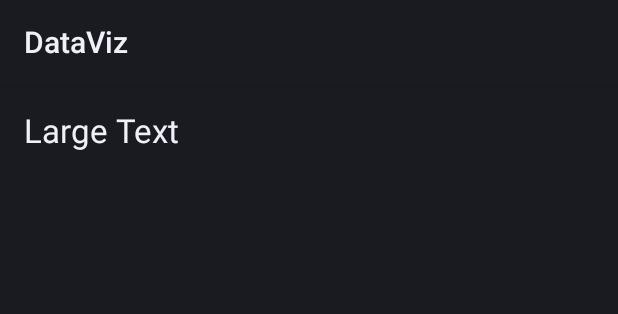
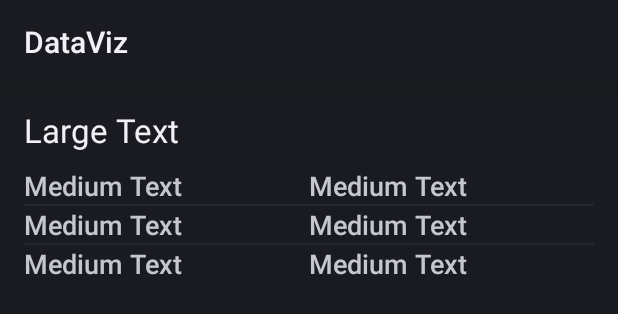
Before and after one commit to Josef123456/SEG-DataViz, an Android app: the layout activity_country_detail.xml on its own in the app's theme, with its tools: preview values and no code run, on a phone screen of 412 x 824 dp. Shown: the top 314 px of the screen. Run offline under Robolectric (Android 15) with nearby library versions, the phone set to English and light mode, and no system bars.

Commit message:
WIP on integrating the constraints for DataPointEntry & work on CountryDetailActivity

```diff
--- a/app/src/main/java/com/team1_k/project/seg/dataviz/CountrySelectionActivity.java
+++ b/app/src/main/java/com/team1_k/project/seg/dataviz/CountrySelectionActivity.java
@@ -8,6 +8,7 @@ import android.content.Intent;
 import android.content.Loader;
 import android.database.Cursor;
 import android.os.Bundle;
+import android.util.Log;
 import android.view.Menu;
 import android.view.MenuItem;
 import android.view.View;
@@ -25,6 +26,8 @@ public class CountrySelectionActivity extends Activity implements
         LoaderManager.LoaderCallbacks<Cursor>{
 
     private CursorAdapter mCountryAdapter ;
+
+    private static final String LOG_TAG = "ui.country" ;
 
     private static final int COUNTRY_LOADER = 0 ;
 
@@ -89,11 +92,13 @@ public class CountrySelectionActivity extends Activity implements
 
     @Override
     public void onLoadFinished(Loader<Cursor> cursorLoader, Cursor cursor) {
+        Log.d(LOG_TAG, "finished loading");
         mCountryAdapter.swapCursor(cursor);
     }
 
     @Override
     public void onLoaderReset(Loader<Cursor> cursorLoader) {
+        Log.d(LOG_TAG, "reset loader");
         mCountryAdapter.swapCursor(null);
     }
 }
--- a/app/src/main/java/com/team1_k/project/seg/dataviz/data/DataVizContract.java
+++ b/app/src/main/java/com/team1_k/project/seg/dataviz/data/DataVizContract.java
@@ -3,6 +3,8 @@ package com.team1_k.project.seg.dataviz.data;
 import android.content.ContentUris;
 import android.net.Uri;
 import android.provider.BaseColumns;
+
+import com.team1_k.project.seg.dataviz.model.DataPoint;
 
 /**
  * Created by alexstoick on 11/19/14.
@@ -100,7 +102,9 @@ public class DataVizContract {
                 MetricEntry.TABLE_NAME + "." + _ID,
                 MetricEntry.TABLE_NAME + "." + COLUMN_NAME,
                 MetricEntry.TABLE_NAME + "." + COLUMN_DESCRIPTION,
-                MetricEntry.TABLE_NAME + "." + COLUMN_API_ID
+                MetricEntry.TABLE_NAME + "." + COLUMN_API_ID,
+                DataPointEntry.TABLE_NAME + "." + DataPointEntry.COLUMN_YEAR,
+                DataPointEntry.TABLE_NAME + "." + DataPointEntry.COLUMN_VALUE
         } ;
 
     }
--- a/app/src/main/res/layout/activity_country_detail.xml
+++ b/app/src/main/res/layout/activity_country_detail.xml
@@ -19,8 +19,9 @@
     <ListView
         android:layout_width="wrap_content"
         android:layout_height="wrap_content"
-        android:id="@+id/listView2"
+        android:id="@+id/countryDataPointListView"
         android:layout_alignParentStart="true"
-        android:layout_below="@+id/countryName" />
+        android:layout_below="@+id/countryName"
+        tools:listitem="@layout/country_detail_data_point_view_layout" />
 
 </RelativeLayout>
--- /dev/null
+++ b/app/src/main/res/layout/country_detail_data_point_view_layout.xml
@@ -0,0 +1,23 @@
+<?xml version="1.0" encoding="utf-8"?>
+<GridLayout xmlns:android="http://schemas.android.com/apk/res/android"
+    android:orientation="vertical" android:layout_width="match_parent"
+    android:layout_height="match_parent"
+    android:rowCount="1"
+    android:columnCount="2">
+
+    <TextView
+        android:layout_width="wrap_content"
+        android:layout_height="wrap_content"
+        android:textAppearance="?android:attr/textAppearanceMedium"
+        android:text="Medium Text"
+        android:id="@+id/dataPointYear" />
+
+    <TextView
+        android:layout_width="wrap_content"
+        android:layout_height="wrap_content"
+        android:textAppearance="?android:attr/textAppearanceMedium"
+        android:text="Medium Text"
+        android:id="@+id/dataPointValue"
+        android:layout_gravity="center_horizontal" />
+
+</GridLayout>
```
Also changed, not shown: app/src/main/java/com/team1_k/project/seg/dataviz/CountryDetailActivity.java (+34 -6 lines), app/src/main/java/com/team1_k/project/seg/dataviz/api/helper/CountryWithMetricQuery.java (+8 -3 lines), app/src/main/java/com/team1_k/project/seg/dataviz/data/DataVizContentProvider.java (+15 -0 lines), app/src/main/java/com/team1_k/project/seg/dataviz/data/DataVizDbHelper.java (+6 -2 lines), app/src/main/java/com/team1_k/project/seg/dataviz/model/DataPoint.java (+9 -3 lines), 1 other file.
